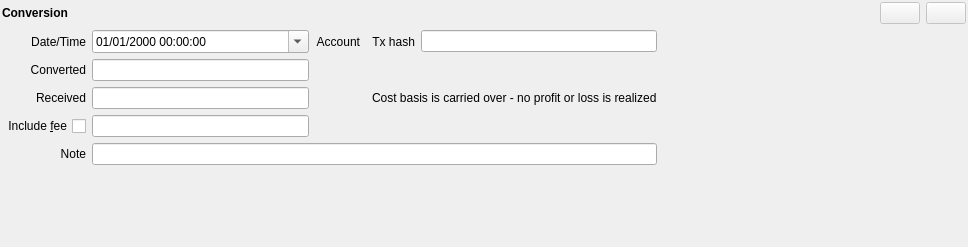
titov-vv/jal, file jal/ui/widgets/conversion_operation.ui: the form before one commit.
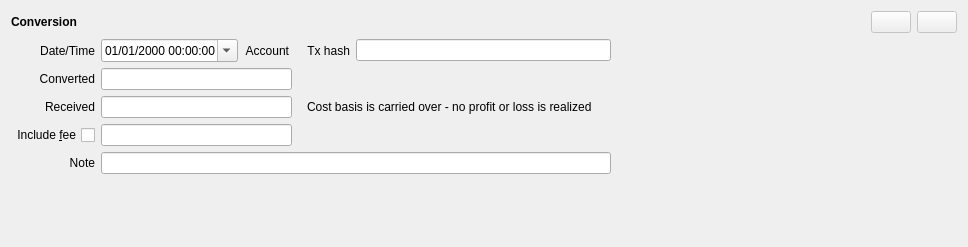
The form after the commit. Custom widgets are drawn as their Qt base class.

Commit message: Restore of native Qt spacing layout spacing for better compatibility. Tab order and label buddies we set for forms.

Diff of the .ui file:
```diff
--- a/jal/ui/widgets/conversion_operation.ui
+++ b/jal/ui/widgets/conversion_operation.ui
@@ -14,18 +14,6 @@
    <string>Form</string>
   </property>
   <layout class="QGridLayout" name="layout">
-   <property name="leftMargin">
-    <number>2</number>
-   </property>
-   <property name="topMargin">
-    <number>2</number>
-   </property>
-   <property name="rightMargin">
-    <number>2</number>
-   </property>
-   <property name="bottomMargin">
-    <number>2</number>
-   </property>
    <item row="0" column="0">
     <widget class="QLabel" name="main_label">
      <property name="font">
@@ -38,7 +26,7 @@
      </property>
     </widget>
    </item>
-   <item row="0" column="6">
+   <item row="0" column="7">
     <spacer name="horizontal_spacer">
      <property name="orientation">
       <enum>Qt::Orientation::Horizontal</enum>
@@ -51,7 +39,7 @@
      </property>
     </spacer>
    </item>
-   <item row="0" column="7">
+   <item row="0" column="8">
     <widget class="QPushButton" name="commit_button">
      <property name="enabled">
       <bool>false</bool>
@@ -64,7 +52,7 @@
      </property>
     </widget>
    </item>
-   <item row="0" column="8">
+   <item row="0" column="9">
     <widget class="QPushButton" name="revert_button">
      <property name="enabled">
       <bool>false</bool>
@@ -116,7 +104,7 @@
    <item row="1" column="3">
     <widget class="ReferenceSelectorWidget" name="account_widget"/>
    </item>
-   <item row="1" column="4">
+   <item row="1" column="5">
     <widget class="QLabel" name="tx_hash_label">
      <property name="text">
       <string>Tx hash</string>
@@ -126,7 +114,7 @@
      </property>
     </widget>
    </item>
-   <item row="1" column="5">
+   <item row="1" column="6">
     <widget class="QLineEdit" name="tx_hash"/>
    </item>
    <item row="2" column="0">
@@ -137,17 +125,39 @@
      <property name="alignment">
       <set>Qt::AlignmentFlag::AlignRight|Qt::AlignmentFlag::AlignTrailing|Qt::AlignmentFlag::AlignVCenter</set>
      </property>
-    </widget>
-   </item>
-   <item row="2" column="1">
-    <widget class="QLineEdit" name="out_qty">
-     <property name="alignment">
-      <set>Qt::AlignmentFlag::AlignRight|Qt::AlignmentFlag::AlignTrailing|Qt::AlignmentFlag::AlignVCenter</set>
+     <property name="buddy">
+      <cstring>out_qty</cstring>
      </property>
     </widget>
    </item>
-   <item row="2" column="2" colspan="2">
-    <widget class="ReferenceSelectorWidget" name="out_symbol_widget"/>
+   <item row="2" column="1" colspan="3">
+    <layout class="QHBoxLayout" name="outQtyBox">
+     <property name="spacing">
+      <number>3</number>
+     </property>
+     <property name="leftMargin">
+      <number>0</number>
+     </property>
+     <property name="topMargin">
+      <number>0</number>
+     </property>
+     <property name="rightMargin">
+      <number>0</number>
+     </property>
+     <property name="bottomMargin">
+      <number>0</number>
+     </property>
+     <item>
+      <widget class="QLineEdit" name="out_qty">
+       <property name="alignment">
+        <set>Qt::AlignmentFlag::AlignRight|Qt::AlignmentFlag::AlignTrailing|Qt::AlignmentFlag::AlignVCenter</set>
+       </property>
+      </widget>
+     </item>
+     <item>
+      <widget class="ReferenceSelectorWidget" name="out_symbol_widget"/>
+     </item>
+    </layout>
    </item>
    <item row="3" column="0">
     <widget class="QLabel" name="received_label">
@@ -159,17 +169,36 @@
      </property>
     </widget>
    </item>
-   <item row="3" column="1">
-    <widget class="QLineEdit" name="in_qty">
-     <property name="alignment">
-      <set>Qt::AlignmentFlag::AlignRight|Qt::AlignmentFlag::AlignTrailing|Qt::AlignmentFlag::AlignVCenter</set>
+   <item row="3" column="1" colspan="3">
+    <layout class="QHBoxLayout" name="inQtyBox">
+     <property name="spacing">
+      <number>3</number>
      </property>
-    </widget>
+     <property name="leftMargin">
+      <number>0</number>
+     </property>
+     <property name="topMargin">
+      <number>0</number>
+     </property>
+     <property name="rightMargin">
+      <number>0</number>
+     </property>
+     <property name="bottomMargin">
+      <number>0</number>
+     </property>
+     <item>
+      <widget class="QLineEdit" name="in_qty">
+       <property name="alignment">
+        <set>Qt::AlignmentFlag::AlignRight|Qt::AlignmentFlag::AlignTrailing|Qt::AlignmentFlag::AlignVCenter</set>
+       </property>
+      </widget>
+     </item>
+     <item>
+      <widget class="ReferenceSelectorWidget" name="in_symbol_widget"/>
+     </item>
+    </layout>
    </item>
-   <item row="3" column="2" colspan="2">
-    <widget class="ReferenceSelectorWidget" name="in_symbol_widget"/>
-   </item>
-   <item row="3" column="4" colspan="2">
+   <item row="3" column="5" colspan="2">
     <widget class="QLabel" name="basis_hint">
      <property name="text">
       <string>Cost basis is carried over - no profit or loss is realized</string>
@@ -189,15 +218,34 @@
      </property>
     </widget>
    </item>
-   <item row="4" column="1">
-    <widget class="QLineEdit" name="fee_qty">
-     <property name="alignment">
-      <set>Qt::AlignmentFlag::AlignRight|Qt::AlignmentFlag::AlignTrailing|Qt::AlignmentFlag::AlignVCenter</set>
+   <item row="4" column="1" colspan="3">
+    <layout class="QHBoxLayout" name="feeQtyBox">
+     <property name="spacing">
+      <number>3</number>
      </property>
-    </widget>
-   </item>
-   <item row="4" column="2" colspan="2">
-    <widget class="ReferenceSelectorWidget" name="fee_symbol_widget"/>
+     <property name="leftMargin">
+      <number>0</number>
+     </property>
+     <property name="topMargin">
+      <number>0</number>
+     </property>
+     <property name="rightMargin">
+      <number>0</number>
+     </property>
+     <property name="bottomMargin">
+      <number>0</number>
+     </property>
+     <item>
+      <widget class="QLineEdit" name="fee_qty">
+       <property name="alignment">
+        <set>Qt::AlignmentFlag::AlignRight|Qt::AlignmentFlag::AlignTrailing|Qt::AlignmentFlag::AlignVCenter</set>
+       </property>
+      </widget>
+     </item>
+     <item>
+      <widget class="ReferenceSelectorWidget" name="fee_symbol_widget"/>
+     </item>
+    </layout>
    </item>
    <item row="5" column="0">
     <widget class="QLabel" name="note_label">
@@ -209,7 +257,7 @@
      </property>
     </widget>
    </item>
-   <item row="5" column="1" colspan="5">
+   <item row="5" column="1" colspan="6">
     <widget class="QLineEdit" name="note"/>
    </item>
    <item row="6" column="0">
@@ -225,6 +273,22 @@
      </property>
     </spacer>
    </item>
+   <item row="1" column="4">
+    <spacer name="txHashGroupSpacer">
+     <property name="orientation">
+      <enum>Qt::Orientation::Horizontal</enum>
+     </property>
+     <property name="sizeType">
+      <enum>QSizePolicy::Fixed</enum>
+     </property>
+     <property name="sizeHint" stdset="0">
+      <size>
+       <width>0</width>
+       <height>20</height>
+      </size>
+     </property>
+    </spacer>
+   </item>
   </layout>
  </widget>
  <customwidgets>
```
Left out of the diff: 30 changed lines with no effect on the pictures. The commit also changes 82 other files.
